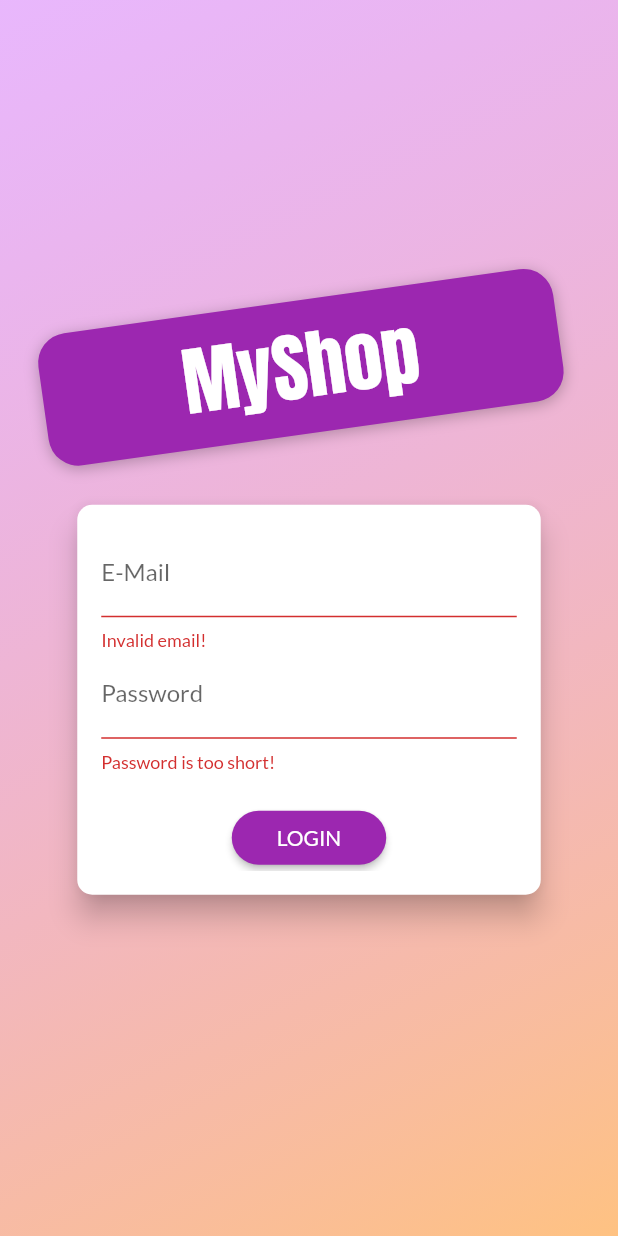
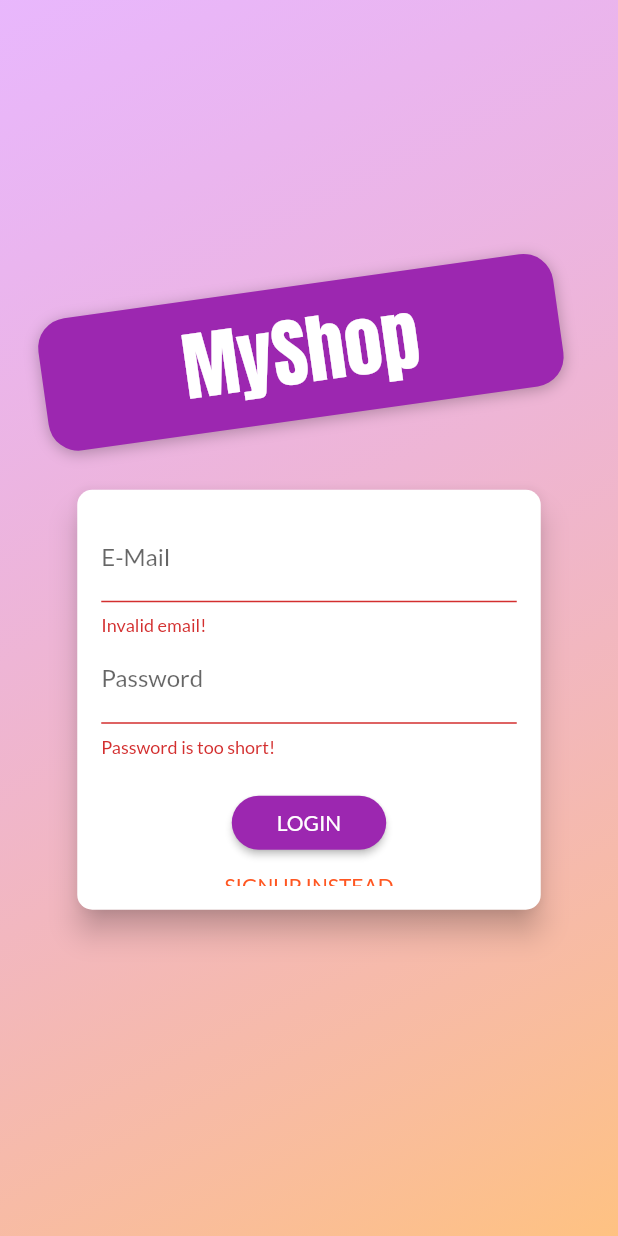
Before and after one commit to saad0259/app_23_shop_app, a Flutter app: the screen it shows after launch, after a tap on "LOGIN", on a phone screen of 412 x 824 dp. Run offline on Flutter 3.47's test engine with Material 2 defaults, Android fonts, the phone set to English and light mode, and no system bars; our stand-ins replace shared_preferences.

Commit message:
animated container, FadeTransition SlideTransition, built-in animation controll

```diff
--- a/lib/screens/auth_screen.dart
+++ b/lib/screens/auth_screen.dart
@@ -106,6 +106,8 @@ class _AuthCardState extends State<AuthCard>
   final _passwordController = TextEditingController();
   AnimationController? _controller;
   Animation<Size>? _heightAnimation;
+  Animation<Offset>? _slideAnimation;
+  Animation<double>? _opacityAnimation;
 
   @override
   void initState() {
@@ -114,16 +116,27 @@ class _AuthCardState extends State<AuthCard>
       vsync: this,
       duration: Duration(milliseconds: 300),
     );
-    _heightAnimation = Tween<Size>(
-            begin: Size(double.infinity, 260), end: Size(double.infinity, 320))
+    // _heightAnimation = Tween<Size>(
+    //         begin: Size(double.infinity, 260), end: Size(double.infinity, 320))
+    //     .animate(CurvedAnimation(
+    //   parent: _controller!,
+    //   curve: Curves.fastOutSlowIn,
+    // ));
+    // _heightAnimation!.addListener(() => setState(() {}));
+    _slideAnimation = Tween<Offset>(begin: Offset(0, -1.5), end: Offset(0, 0))
         .animate(CurvedAnimation(
       parent: _controller!,
       curve: Curves.fastOutSlowIn,
     ));
-    _heightAnimation!.addListener(() => setState(() {
+    _slideAnimation!.addListener(() {
+      return setState(() {});
+    });
 
-    }));
+    _opacityAnimation = Tween<double>(begin: 0.0, end: 1.0)
+        .animate(CurvedAnimation(parent: _controller!, curve: Curves.easeIn));
+    _opacityAnimation!.addListener(() => setState(() {}));
   }
+
   @override
   void dispose() {
     super.dispose();
@@ -216,11 +229,13 @@ class _AuthCardState extends State<AuthCard>
         borderRadius: BorderRadius.circular(10.0),
       ),
       elevation: 8.0,
-      child: Container(
-        // height: _authMode == AuthMode.Signup ? 320 : 260,
-        height: _heightAnimation!.value.height,
+      child: AnimatedContainer(
+        duration: Duration(milliseconds: 300),
+        curve: Curves.easeIn,
+        height: _authMode == AuthMode.Signup ? 340 : 280,
+        // height: _heightAnimation!.value.height,
         constraints: BoxConstraints(
-          minHeight: _heightAnimation!.value.height,
+          minHeight: _authMode == AuthMode.Signup ? 340 : 280,
         ),
         width: deviceSize.width * 0.75,
         padding: EdgeInsets.all(16.0),
@@ -254,10 +269,22 @@ class _AuthCardState extends State<AuthCard>
                     _authData['password'] = value!;
                   },
                 ),
-                if (_authMode == AuthMode.Signup)
-                  TextFormField(
+                // if (_authMode == AuthMode.Signup)
+                AnimatedContainer(
+                  constraints: BoxConstraints(
+                    minHeight: _authMode == AuthMode.Signup ? 60 : 0,
+                    maxHeight: _authMode == AuthMode.Signup ? 120 : 0,
+                  ),
+                  duration: Duration(milliseconds: 300),
+                  curve: Curves.easeIn,
+                  child: FadeTransition(
+                    opacity: _opacityAnimation!,
+                    child: SlideTransition(
+                      position: _slideAnimation!,
+                      child: TextFormField(
                         enabled: _authMode == AuthMode.Signup,
-                    decoration: InputDecoration(labelText: 'Confirm Password'),
+                        decoration:
+                            InputDecoration(labelText: 'Confirm Password'),
                         obscureText: true,
                         validator: _authMode == AuthMode.Signup
                             ? (value) {
@@ -266,6 +293,9 @@ class _AuthCardState extends State<AuthCard>
                                 }
                               }
                             : null,
+                      ),
+                    ),
+                  ),
                 ),
                 SizedBox(
                   height: 20,
```
Lines whose indentation alone changed are shown as unchanged.
